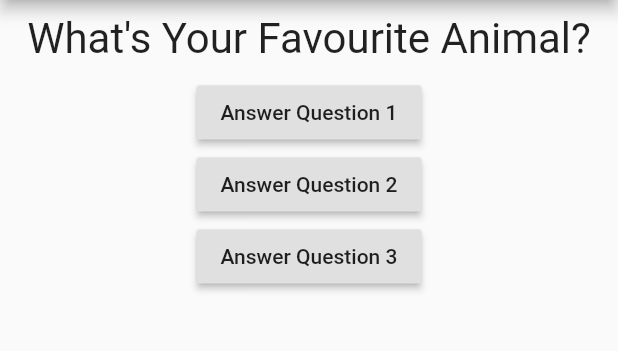
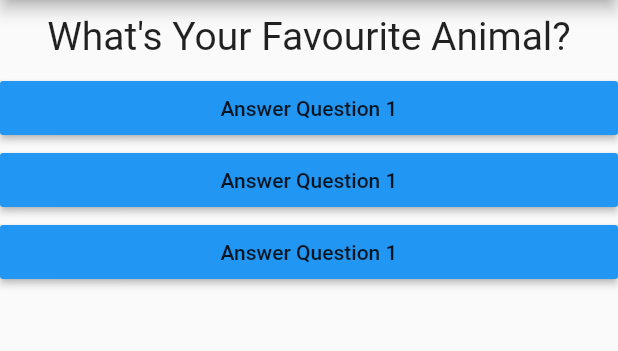
Before and after one commit to shuvo18103107/Quize-Application, a Flutter app: the screen it shows after launch, on a phone screen of 412 x 824 dp, the part 84-435 px from its top. Run offline on Flutter 3.47's test engine with Material 2 defaults, Android fonts, the phone set to English and light mode, and no system bars.

```diff
--- /dev/null
+++ b/lib/answers.dart
@@ -0,0 +1,18 @@
+import 'package:flutter/material.dart';
+
+class Answers extends StatelessWidget {
+  final Function handler;
+  Answers(this.handler);
+
+  @override
+  Widget build(BuildContext context) {
+    return Container(
+      width: double.infinity,
+      child: RaisedButton(
+        color: Colors.blue,
+        child: Text("Answer Question 1"),
+        onPressed: handler,
+      ),
+    );
+  }
+}
--- a/lib/main.dart
+++ b/lib/main.dart
@@ -1,5 +1,7 @@
 import 'package:flutter/material.dart';
+import 'package:quize_application/answers.dart';
 import './questions.dart';
+import './answers.dart';
 
 void main() {
   runApp(MyApp());
@@ -35,18 +37,9 @@ class _MyAppState extends State<MyApp> {
         body: Column(
           children: [
             Question(questionList[_queCounter]),
-            RaisedButton(
-              child: Text("Answer Question 1"),
-              onPressed: _answerQuestion,
-            ),
-            RaisedButton(
-              child: Text("Answer Question 2"),
-              onPressed: _answerQuestion,
-            ),
-            RaisedButton(
-              child: Text("Answer Question 3"),
-              onPressed: _answerQuestion,
-            ),
+            Answers(_answerQuestion),
+            Answers(_answerQuestion),
+            Answers(_answerQuestion),
           ],
         ),
       ),
--- a/lib/questions.dart
+++ b/lib/questions.dart
@@ -10,7 +10,7 @@ class Question extends StatelessWidget {
       margin: EdgeInsets.all(9),
       child: Text(
         questionText,
-        style: TextStyle(fontSize: 28),
+        style: TextStyle(fontSize: 26),
         textAlign: TextAlign.center,
       ),
     );
```
